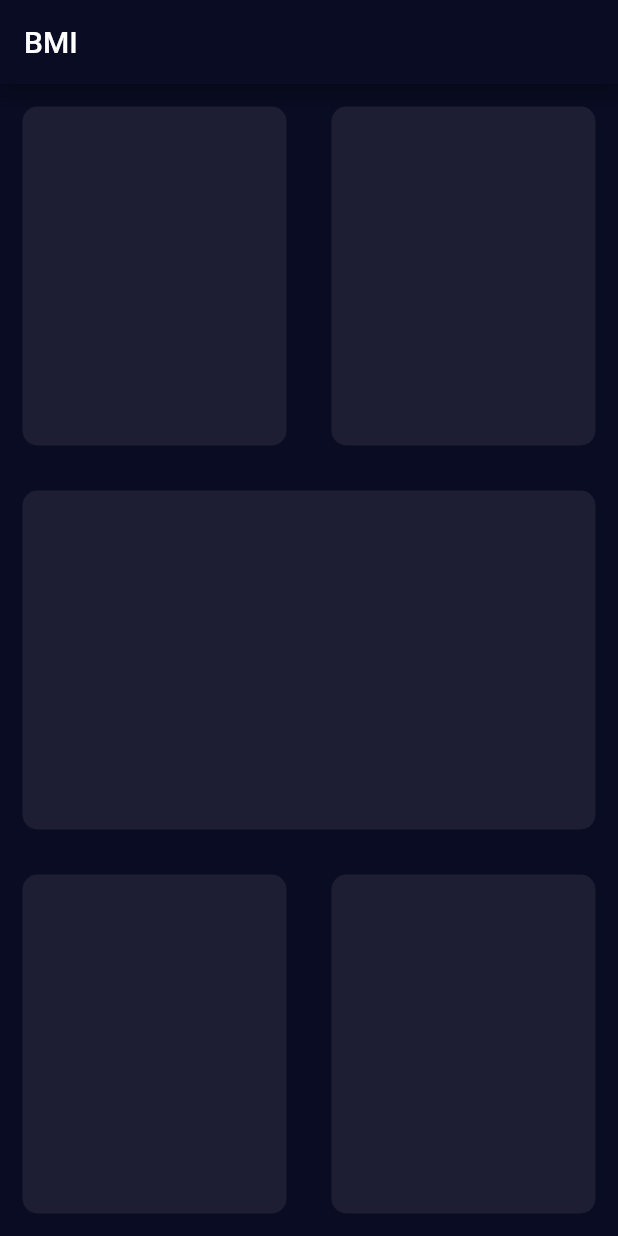
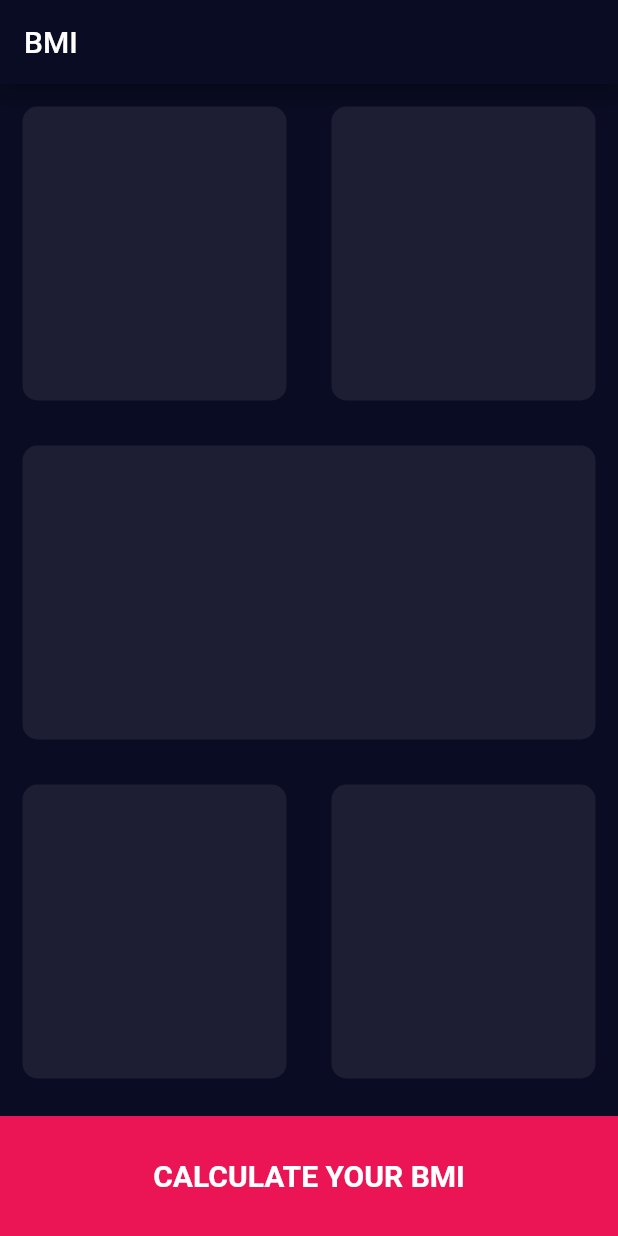
Before and after one commit to bikashKatwal/flutter_bmi_calculator, a Flutter app: the screen it shows after launch, on a phone screen of 412 x 824 dp. Run offline on Flutter 3.47's test engine with Material 2 defaults, Android fonts, the phone set to English and light mode, and no system bars.

Commit message:
const added

```diff
--- a/lib/InputPage.dart
+++ b/lib/InputPage.dart
@@ -1,5 +1,9 @@
 import 'package:bmi/ReusableCard.dart';
 import 'package:flutter/material.dart';
+
+const bottomContainerHeight = 80.0;
+const Color activeCardColour = Color(0xFF1D1E33);
+const Color bottomContainerColour = Color(0xFFEB1555);
 
 class InputPage extends StatefulWidget {
   @override
@@ -17,12 +21,12 @@ class _InputPageState extends State<InputPage> {
               children: <Widget>[
                 Expanded(
                   child: ReusableCard(
-                    colour: Color(0xFF1D1E33),
+                    colour: activeCardColour,
                   ),
                 ),
                 Expanded(
                   child: ReusableCard(
-                    colour: Color(0xFF1D1E33),
+                    colour: activeCardColour,
                   ),
                 ),
               ],
@@ -30,7 +34,7 @@ class _InputPageState extends State<InputPage> {
           ),
           Expanded(
             child: ReusableCard(
-              colour: Color(0xFF1D1E33),
+              colour: activeCardColour,
             ),
           ),
           Expanded(
@@ -38,16 +42,29 @@ class _InputPageState extends State<InputPage> {
               children: <Widget>[
                 Expanded(
                   child: ReusableCard(
-                    colour: Color(0xFF1D1E33),
+                    colour: activeCardColour,
                   ),
                 ),
                 Expanded(
                   child: ReusableCard(
-                    colour: Color(0xFF1D1E33),
+                    colour: activeCardColour,
                   ),
                 ),
               ],
             ),
+          ),
+          Container(
+            child: Center(
+              child: Text(
+                "CALCULATE YOUR BMI",
+                textAlign: TextAlign.center,
+                style: TextStyle(fontSize: 20.0, fontWeight: FontWeight.bold),
+              ),
+            ),
+            color: bottomContainerColour,
+            margin: EdgeInsets.only(top: 10.0),
+            width: double.infinity,
+            height: bottomContainerHeight,
           )
         ],
       ),
--- a/lib/ReusableCard.dart
+++ b/lib/ReusableCard.dart
@@ -3,7 +3,7 @@ import 'package:flutter/material.dart';
 class ReusableCard extends StatelessWidget {
   ReusableCard({@required this.colour});
 
-  Color colour;
+  final Color colour;
 
   @override
   Widget build(BuildContext context) {
```
